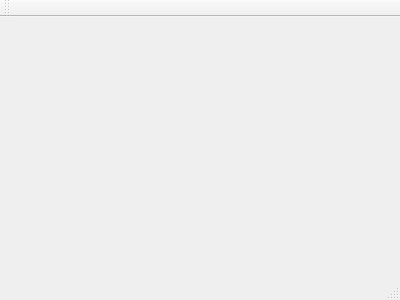
Before: the Qt Designer form mainwindow.ui in Henry3009/HenryNotes, drawn with Qt 5.
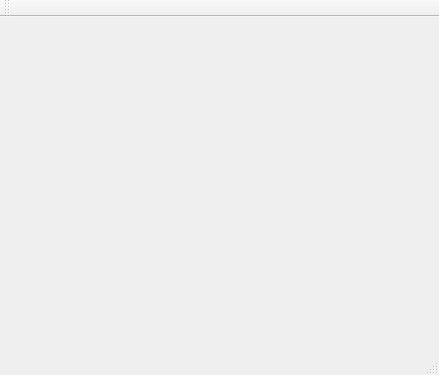
After: the same form once the commit is applied.

Diff of the .ui file:
```diff
--- a/mainwindow.ui
+++ b/mainwindow.ui
@@ -1,24 +1,51 @@
 <ui version="4.0">
  <class>MainWindow</class>
- <widget class="QMainWindow" name="MainWindow" >
-  <property name="geometry" >
+ <widget class="QMainWindow" name="MainWindow">
+  <property name="geometry">
    <rect>
     <x>0</x>
     <y>0</y>
-    <width>400</width>
-    <height>300</height>
+    <width>439</width>
+    <height>375</height>
    </rect>
   </property>
   <property name="windowTitle" >
    <string>MainWindow</string>
   </property>
-  <widget class="QMenuBar" name="menuBar" />
-  <widget class="QToolBar" name="mainToolBar" />
-  <widget class="QWidget" name="centralWidget" />
-  <widget class="QStatusBar" name="statusBar" />
+  <widget class="QWidget" name="centralWidget">
+   <widget class="QWidget" name="verticalLayoutWidget">
+    <property name="geometry">
+     <rect>
+      <x>10</x>
+      <y>0</y>
+      <width>421</width>
+      <height>321</height>
+     </rect>
+    </property>
+    <layout class="QVBoxLayout" name="verticalLayout"/>
+   </widget>
+  </widget>
+  <widget class="QMenuBar" name="menuBar">
+   <property name="geometry">
+    <rect>
+     <x>0</x>
+     <y>0</y>
+     <width>439</width>
+     <height>17</height>
+    </rect>
+   </property>
+  </widget>
+  <widget class="QToolBar" name="mainToolBar">
+   <attribute name="toolBarArea">
+    <enum>TopToolBarArea</enum>
+   </attribute>
+   <attribute name="toolBarBreak">
+    <bool>false</bool>
+   </attribute>
+  </widget>
+  <widget class="QStatusBar" name="statusBar"/>
  </widget>
- <layoutDefault spacing="6" margin="11" />
- <pixmapfunction></pixmapfunction>
+ <layoutdefault spacing="6" margin="11"/>
  <resources/>
  <connections/>
 </ui>
```
Left out of the diff: 3 changed lines with no effect on the pictures.
